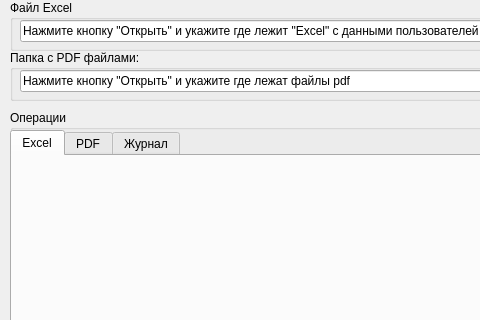
Qt form src/ui/main_form.ui (gloryvictory/Kvartplata24mail) before a commit; both pictures show x 0 to 480 and y 0 to 320 of the 1110 by 804 pixel window.
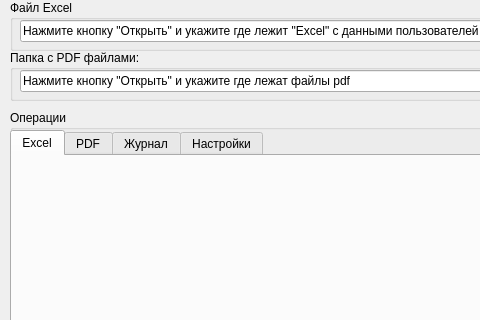
The same form after that commit. The open tabs and pages were chosen to show the change.

Diff of the .ui file:
```diff
--- a/src/ui/main_form.ui
+++ b/src/ui/main_form.ui
@@ -16,6 +16,18 @@
     <verstretch>0</verstretch>
    </sizepolicy>
   </property>
+  <property name="minimumSize">
+   <size>
+    <width>1110</width>
+    <height>804</height>
+   </size>
+  </property>
+  <property name="maximumSize">
+   <size>
+    <width>1110</width>
+    <height>804</height>
+   </size>
+  </property>
   <property name="windowTitle">
    <string>MainWindow</string>
   </property>
@@ -129,7 +141,10 @@
       </rect>
      </property>
      <property name="currentIndex">
-      <number>2</number>
+      <number>0</number>
+     </property>
+     <property name="movable">
+      <bool>true</bool>
      </property>
      <widget class="QWidget" name="tabExcel">
       <attribute name="title">
@@ -156,6 +171,11 @@
        </property>
       </widget>
      </widget>
+     <widget class="QWidget" name="tab">
+      <attribute name="title">
+       <string>Настройки</string>
+      </attribute>
+     </widget>
     </widget>
    </widget>
    <widget class="QProgressBar" name="progressBar">
```
Left out of the diff: 6 changed lines with no effect on the pictures.
